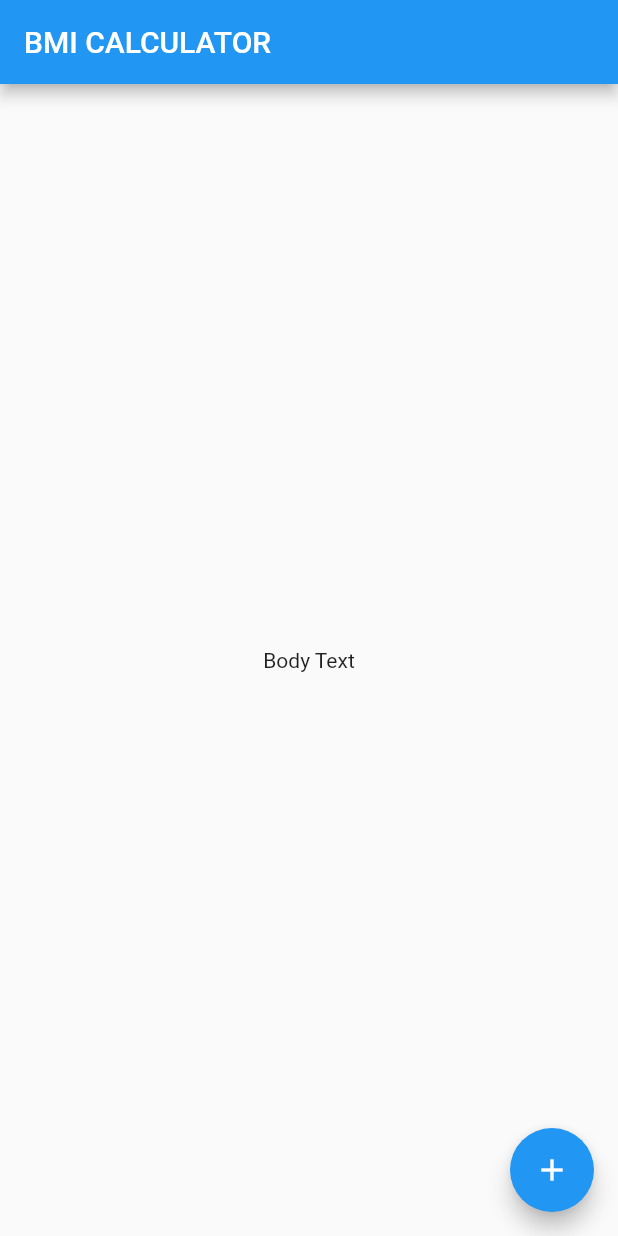
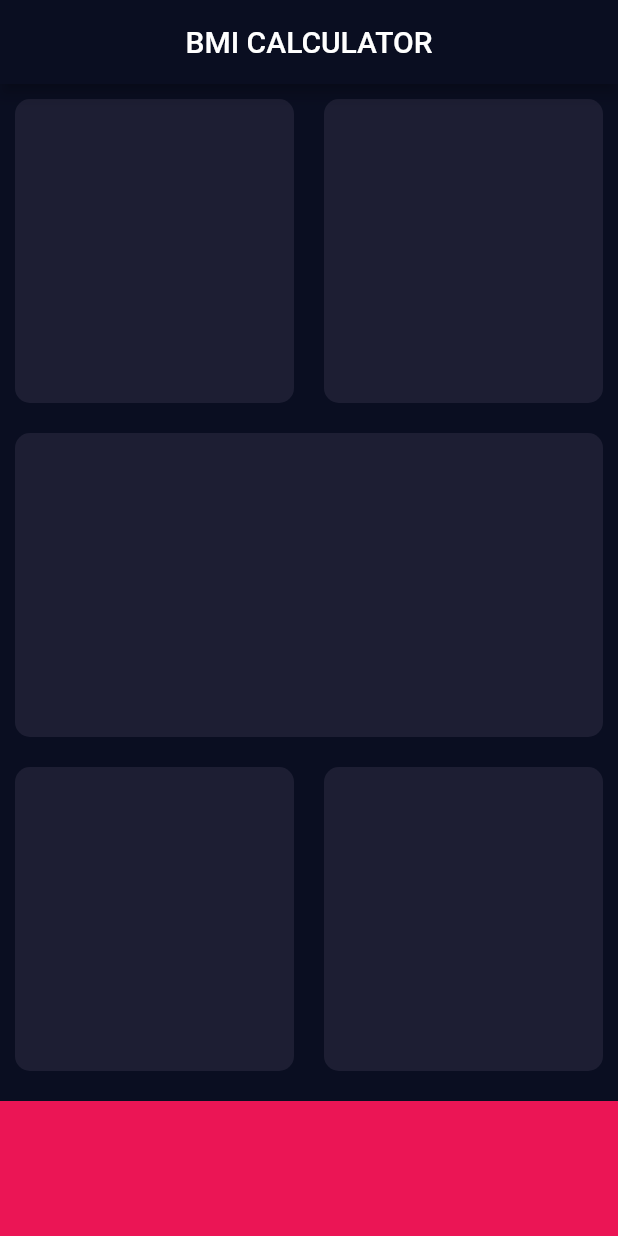
Before and after one commit to papadonut9/Bmi-Calculator, a Flutter app: the screen it shows after launch, on a phone screen of 412 x 824 dp. Run offline on Flutter 3.47's test engine with Material 2 defaults, Android fonts, the phone set to English and light mode, and no system bars.

Commit message:
v0.0.2_build-1: See changelog for more.

```diff
--- a/lib/dependencies.dart
+++ b/lib/dependencies.dart
@@ -5,3 +5,4 @@ export 'package:flutter/material.dart';
 export 'package:bmicalculator/main.dart';
 export 'package:bmicalculator/internal/colors.dart';
 export 'package:bmicalculator/internal/mainLayout.dart';
+export 'package:bmicalculator/internal/theme.dart';
--- a/lib/internal/colors.dart
+++ b/lib/internal/colors.dart
@@ -1,3 +1,3 @@
 // initialise your colors here as constants
 
-import 'package:flutter_boilerplate/dependencies.dart';
+// import 'package:bmicalculator/dependencies.dart';
--- a/lib/internal/mainLayout.dart
+++ b/lib/internal/mainLayout.dart
@@ -10,14 +10,72 @@ class _MainLayoutState extends State<MainLayout> {
   Widget build(BuildContext context) {
     return Scaffold(
       appBar: AppBar(
+        centerTitle: true,
         title: Text('BMI CALCULATOR'),
       ),
-      body: Center(
-        child: Text('Body Text'),
-      ),
-      floatingActionButton: FloatingActionButton(
-        child: Icon(Icons.add),
+      body: Column(
+        children: <Widget>[
+          Expanded(
+            child: Row(
+              children: <Widget>[
+                Expanded(
+                  child: SkeletalCard(color: Color(0xff1d1e33)),
+                ),
+                Expanded(
+                  child: SkeletalCard(
+                    color: Color(0xff1d1e33),
+                  ),
+                ),
+              ],
+            ),
+          ),
+          Expanded(
+              child: SkeletalCard(
+            color: Color(0xff1d1e33),
+          )),
+          Expanded(
+            child: Row(
+              children: <Widget>[
+                Expanded(
+                  child: SkeletalCard(
+                    color: Color(0xff1d1e33),
+                  ),
+                ),
+                Expanded(
+                  child: SkeletalCard(
+                    color: Color(0xff1d1e33),
+                  ),
+                ),
+              ],
+            ),
+          ),
+          Container(
+            color: Color(0xffeb1555),
+            margin: EdgeInsets.only(top:10),
+            width: double.infinity,
+            height: 90,
+          ),
+        ],
       ),
     );
   }
 }
+
+class SkeletalCard extends StatelessWidget {
+  // ignore: non_constant_identifier_names
+  final Color color;
+  // ignore: non_constant_identifier_names
+  SkeletalCard({@required this.color});
+
+  @override
+  Widget build(BuildContext context) {
+    return Container(
+      decoration: BoxDecoration(
+        color: color,
+        borderRadius: BorderRadius.circular(10),
+      ),
+      margin: EdgeInsets.all(10),
+    );
+  }
+}
+// Color(0xff1d1e33)
--- /dev/null
+++ b/lib/internal/theme.dart
@@ -0,0 +1,9 @@
+import '../dependencies.dart';
+
+ThemeData mainTheme() {
+  return ThemeData.dark().copyWith(
+    primaryColor: Color(0xff0a0e21),
+    accentColor: Colors.purple,
+    scaffoldBackgroundColor: Color(0xff0a0e21),
+  );
+}
--- a/lib/main.dart
+++ b/lib/main.dart
@@ -6,13 +6,12 @@ class BMICalculator extends StatelessWidget {
   @override
   Widget build(BuildContext context) {
     return MaterialApp(
-      // theme: ThemeData(
-      //   primaryColor: Color(0xff04040c),
-      //   accentColor: Colors.purple,
-      //   backgroundColor: Color(0xff04040c),
-
-      // ),
-      home: MainLayout(),
+      theme: ThemeData.dark().copyWith(
+        primaryColor: Color(0xff0a0e21),
+        accentColor: Colors.purple,
+        scaffoldBackgroundColor: Color(0xff0a0e21),
+      ),
+      home: SafeArea(child: MainLayout(),)
     );
   }
 }
--- a/pubspec.yaml
+++ b/pubspec.yaml
@@ -3,7 +3,7 @@ description: A new Flutter project.
 
 publish_to: 'none'
 
-version: 0.0.1+0
+version: 0.0.2+1
 
 environment:
   sdk: ">=2.7.0 <3.0.0"
```
Also changed, not shown: 2 other files.
